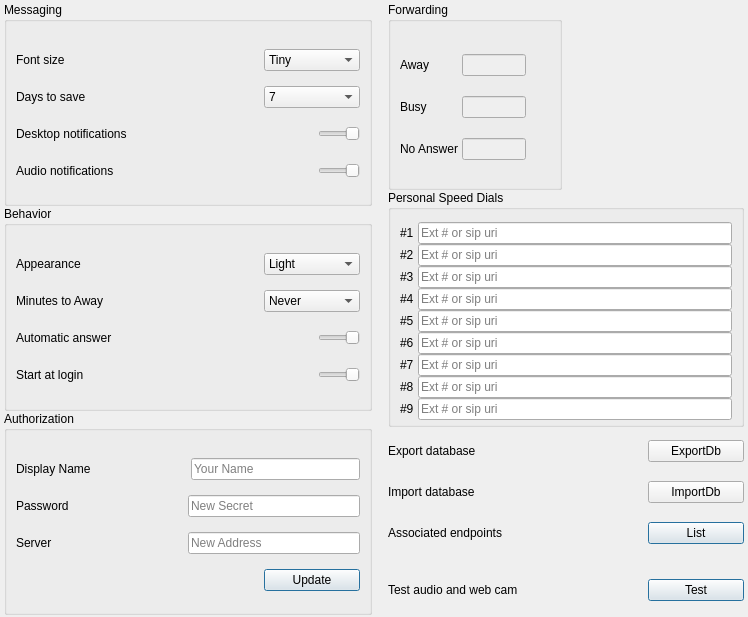
Above: Desktop/options.ui from dyfet/tycho_sipwitchqt before the change. Below: the same form after it.
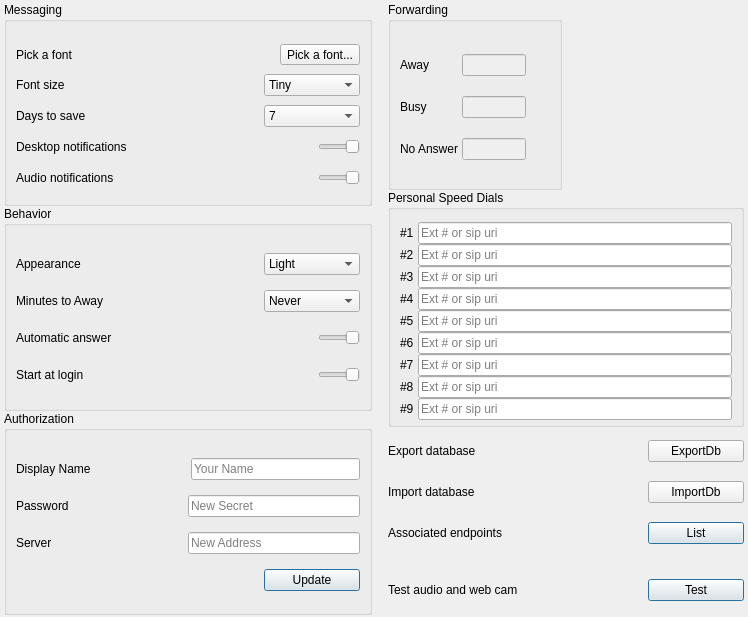
That is the form after the change. Icons and pictures are not drawn.

Patch:
```diff
--- a/Desktop/options.ui
+++ b/Desktop/options.ui
@@ -576,7 +576,13 @@
       <number>0</number>
      </property>
      <item>
-      <widget class="QGroupBox" name="groupBox_3">
+      <widget class="QGroupBox" name="messaging">
+       <property name="sizePolicy">
+        <sizepolicy hsizetype="MinimumExpanding" vsizetype="Preferred">
+         <horstretch>0</horstretch>
+         <verstretch>0</verstretch>
+        </sizepolicy>
+       </property>
        <property name="title">
         <string>Messaging</string>
        </property>
@@ -594,7 +600,34 @@
          <number>4</number>
         </property>
         <item>
-         <layout class="QHBoxLayout" name="horizontalLayout_9">
+         <layout class="QHBoxLayout" name="Userfont">
+          <property name="sizeConstraint">
+           <enum>QLayout::SetMaximumSize</enum>
+          </property>
+          <property name="leftMargin">
+           <number>0</number>
+          </property>
+          <property name="topMargin">
+           <number>1</number>
+          </property>
+          <item>
+           <widget class="QLabel" name="label_2">
+            <property name="text">
+             <string>Pick a font</string>
+            </property>
+           </widget>
+          </item>
+          <item>
+           <widget class="QToolButton" name="toolButton">
+            <property name="text">
+             <string>Pick a font...</string>
+            </property>
+           </widget>
+          </item>
+         </layout>
+        </item>
+        <item>
+         <layout class="QHBoxLayout" name="Font">
           <item>
            <widget class="QLabel" name="label_21">
             <property name="text">
@@ -614,7 +647,7 @@
              <bool>false</bool>
             </property>
             <property name="currentText">
-             <string>Normal</string>
+             <string>Tiny</string>
             </property>
             <property name="modelColumn">
              <number>0</number>
```
Left out of the diff: 8 changed lines with no effect on the pictures.
